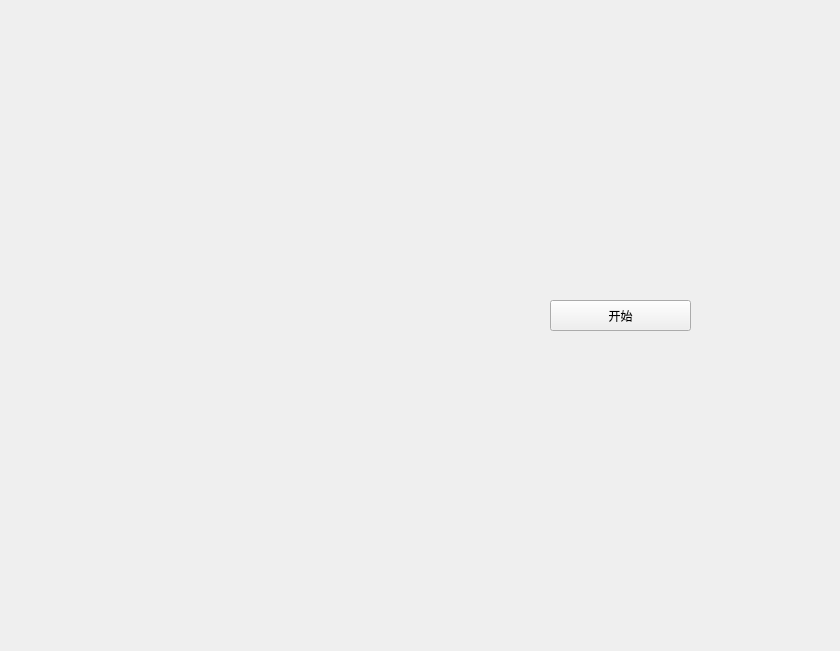
Before: the Qt Designer form mainscene.ui in wwm1415926/final_project, drawn with Qt 5.
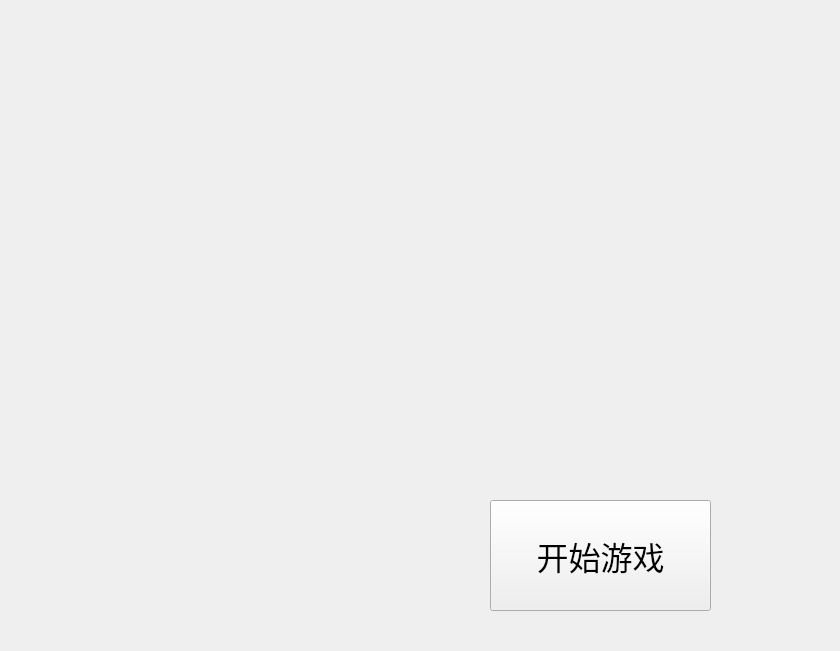
After: the same form once the commit is applied.

```diff
--- a/mainscene.ui
+++ b/mainscene.ui
@@ -17,14 +17,19 @@
    <widget class="QPushButton" name="startBtn">
     <property name="geometry">
      <rect>
-      <x>550</x>
-      <y>300</y>
-      <width>141</width>
-      <height>31</height>
+      <x>490</x>
+      <y>500</y>
+      <width>221</width>
+      <height>111</height>
      </rect>
     </property>
+    <property name="font">
+     <font>
+      <pointsize>24</pointsize>
+     </font>
+    </property>
     <property name="text">
-     <string>开始</string>
+     <string>开始游戏</string>
     </property>
    </widget>
   </widget>
```
